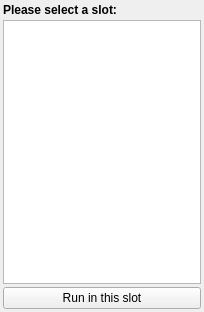
First picture: the form in RunnerDialog.ui, repository dswd/Swine, before the edit.
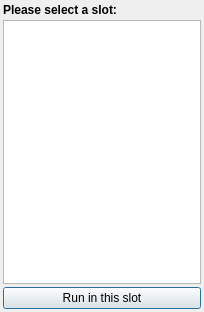
Second picture: the form after the edit. Icons and pictures are not drawn.

Commit message: Added default buttons for dialogs

```diff
--- a/RunnerDialog.ui
+++ b/RunnerDialog.ui
@@ -56,6 +56,9 @@
       <property name="text">
        <string>Run in this slot</string>
       </property>
+      <property name="default">
+       <bool>true</bool>
+      </property>
      </widget>
     </item>
    </layout>
```
The commit also changes 7 other files.
